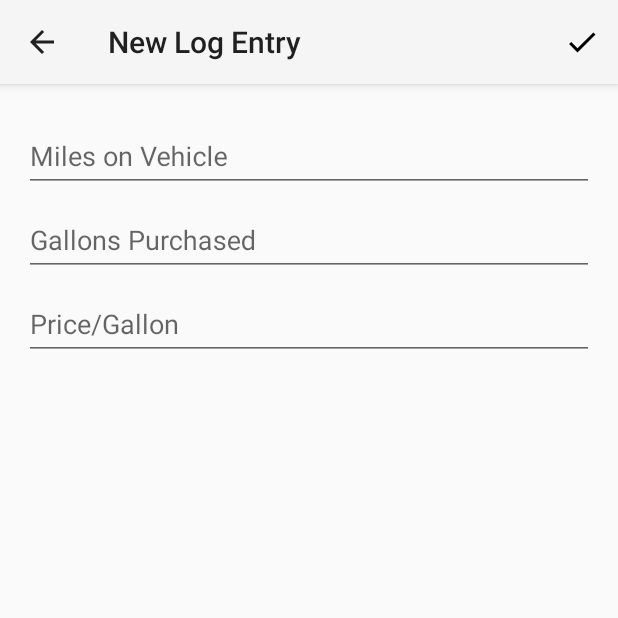
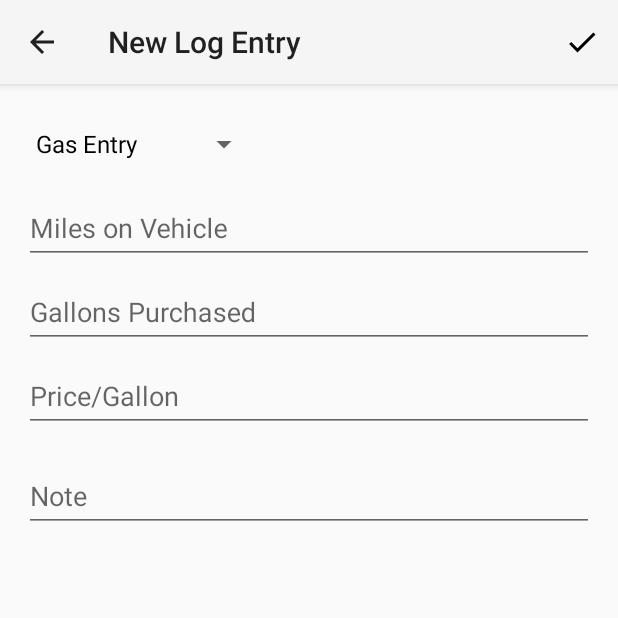
Before and after one commit to NotHamlet/Shannon-sGasTracker, an Android app: the screen it shows after launch (MainActivity), after a tap on "New Log Entry", on a phone screen of 412 x 824 dp, the top half of it. Run offline under Robolectric (Android 15) with nearby library versions, the light colour scheme and no system bars.

Commit message:
Added Spinner and Listener to CreationFragment elements

```diff
--- a/app/src/main/java/edu/auburn/eng/csse/comp3710/idklol/shannonsgastracker/LogEntryCreationFragment.java
+++ b/app/src/main/java/edu/auburn/eng/csse/comp3710/idklol/shannonsgastracker/LogEntryCreationFragment.java
@@ -2,6 +2,7 @@ package edu.auburn.eng.csse.comp3710.idklol.shannonsgastracker;
 
 import android.content.ContentProvider;
 import android.content.Context;
+import android.content.res.Resources;
 import android.net.Uri;
 import android.os.Bundle;
 import android.support.v4.app.Fragment;
@@ -13,7 +14,10 @@ import android.view.MenuInflater;
 import android.view.MenuItem;
 import android.view.View;
 import android.view.ViewGroup;
+import android.widget.AdapterView;
+import android.widget.ArrayAdapter;
 import android.widget.EditText;
+import android.widget.Spinner;
 
 import java.io.IOException;
 
@@ -33,6 +37,8 @@ public class LogEntryCreationFragment extends Fragment {
     // the fragment initialization parameters, e.g. ARG_ITEM_NUMBER
     private static final String ARG_PARAM1 = "param1";
     private static final String ARG_PARAM2 = "param2";
+    private static final int TYPE_GAS_ENTRY = 0;
+    private static final int TYPE_SERVICE_ENTRY = 1;
 
     // TODO: Rename and change types of parameters
     private String mParam1;
@@ -73,6 +79,7 @@ public class LogEntryCreationFragment extends Fragment {
             log = new VehicleLog();
             e.printStackTrace();
         }
+
         mVehicleLog = log;
     }
 
@@ -85,6 +92,19 @@ public class LogEntryCreationFragment extends Fragment {
 
         // Inflate the layout for this fragment
         View view = inflater.inflate(R.layout.fragment_log_entry_creation, container, false);
+
+
+        // Stock spinner with values
+        Resources res = getResources();
+        String[] spinnerOptions = {res.getString(R.string.spinner_label_gas_entry),
+                res.getString(R.string.spinner_label_service_entry),
+                res.getString(R.string.spinner_label_log_entry)};
+        ArrayAdapter<String> adapter = new ArrayAdapter<>(this.getContext(), R.layout.support_simple_spinner_dropdown_item, spinnerOptions);
+
+        Spinner typeSpinner = (Spinner)view.findViewById(R.id.entry_type_spinner);
+        typeSpinner.setAdapter(adapter);
+        typeSpinner.setOnItemSelectedListener(new EntryTypeSpinnerListener());
+
         return view;
     }
 
@@ -140,6 +160,7 @@ public class LogEntryCreationFragment extends Fragment {
         View view = getView();
 
         if (view != null) {
+            // TODO: Add error checking and either instantiate with default values or flag required inputs
             String gallonString = ((EditText)(view.findViewById(R.id.input_gallons))).getText().toString();
             double gallonsValue = Double.parseDouble(gallonString);
             String priceString = ((EditText)(view.findViewById(R.id.input_price))).getText().toString();
@@ -176,4 +197,36 @@ public class LogEntryCreationFragment extends Fragment {
     public interface LogEntryCreationFragmentListener {
         void displayListFragment();
     }
+
+
+    private class EntryTypeSpinnerListener implements AdapterView.OnItemSelectedListener{
+
+        @Override
+        public void onItemSelected(AdapterView<?> parent, View view, int position, long id) {
+            switch (position){
+                case TYPE_GAS_ENTRY:
+                    getView().findViewById(R.id.input_gallons).setVisibility(View.VISIBLE);
+                    getView().findViewById(R.id.input_price).setVisibility(View.VISIBLE);
+                    getView().findViewById(R.id.input_service_type).setVisibility(View.GONE);
+                    break;
+                case TYPE_SERVICE_ENTRY:
+                    getView().findViewById(R.id.input_gallons).setVisibility(View.GONE);
+                    getView().findViewById(R.id.input_price).setVisibility(View.GONE);
+                    getView().findViewById(R.id.input_service_type).setVisibility(View.VISIBLE);
+                    break;
+                default:
+                    getView().findViewById(R.id.input_gallons).setVisibility(View.GONE);
+                    getView().findViewById(R.id.input_price).setVisibility(View.GONE);
+                    getView().findViewById(R.id.input_service_type).setVisibility(View.GONE);
+
+                    break;
+            }
+        }
+
+        @Override
+        public void onNothingSelected(AdapterView<?> parent) {
+
+        }
+
+    }
 }
--- a/app/src/main/res/layout/fragment_log_entry_creation.xml
+++ b/app/src/main/res/layout/fragment_log_entry_creation.xml
@@ -15,6 +15,11 @@
             android:layout_width="match_parent"
             android:layout_height="wrap_content"
             android:orientation="vertical">
+
+            <Spinner
+                android:id="@+id/entry_type_spinner"
+                android:layout_width="wrap_content"
+                android:layout_height="wrap_content"/>
 
             <android.support.design.widget.TextInputLayout
                 android:layout_width="match_parent"
@@ -53,6 +58,31 @@
                     android:hint="@string/price_input_label"
                     android:inputType="numberDecimal"/>
             </android.support.design.widget.TextInputLayout>
+
+            <android.support.design.widget.TextInputLayout
+                android:layout_width="match_parent"
+                android:layout_height="wrap_content">
+
+                <android.support.design.widget.TextInputEditText
+                    android:id="@+id/input_service_type"
+                    android:layout_height="wrap_content"
+                    android:layout_width="match_parent"
+                    android:hint="@string/servicetype_input_label"
+                    android:inputType="text"/>
+            </android.support.design.widget.TextInputLayout>
+
+            <android.support.design.widget.TextInputLayout
+                android:layout_width="match_parent"
+                android:layout_height="wrap_content">
+
+                <android.support.design.widget.TextInputEditText
+                    android:id="@+id/input_note"
+                    android:layout_height="wrap_content"
+                    android:layout_width="match_parent"
+                    android:hint="@string/note_input_label"
+                    android:inputType="text"/>
+            </android.support.design.widget.TextInputLayout>
+
         </LinearLayout>
     </ScrollView>
 
--- a/app/src/main/res/values/strings.xml
+++ b/app/src/main/res/values/strings.xml
@@ -13,6 +13,11 @@
     <string name="gallons_input_label">Gallons Purchased</string>
     <string name="price_input_label">Price/Gallon</string>
     <string name="log_entry_creation_title">New Log Entry</string>
+    <string name="servicetype_input_label">Service Type</string>
+    <string name="spinner_label_gas_entry">Gas Entry</string>
+    <string name="spinner_label_service_entry">Service Entry</string>
+    <string name="spinner_label_log_entry">Misc. Entry</string>
+    <string name="note_input_label">Note</string>
 
     <!--TODO: Figure out formatting for Odometer readings: ~Try TOTALMILES(DIFF) -->
 
```
